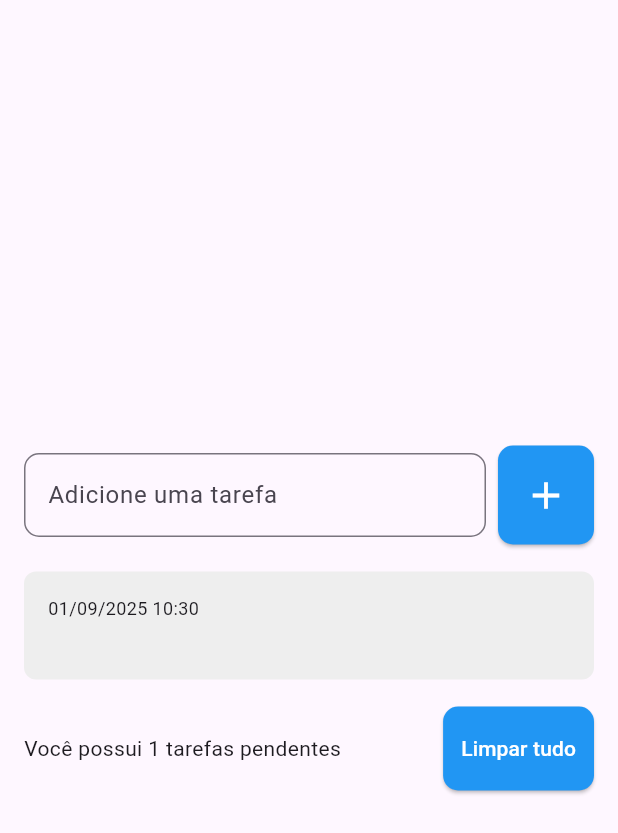
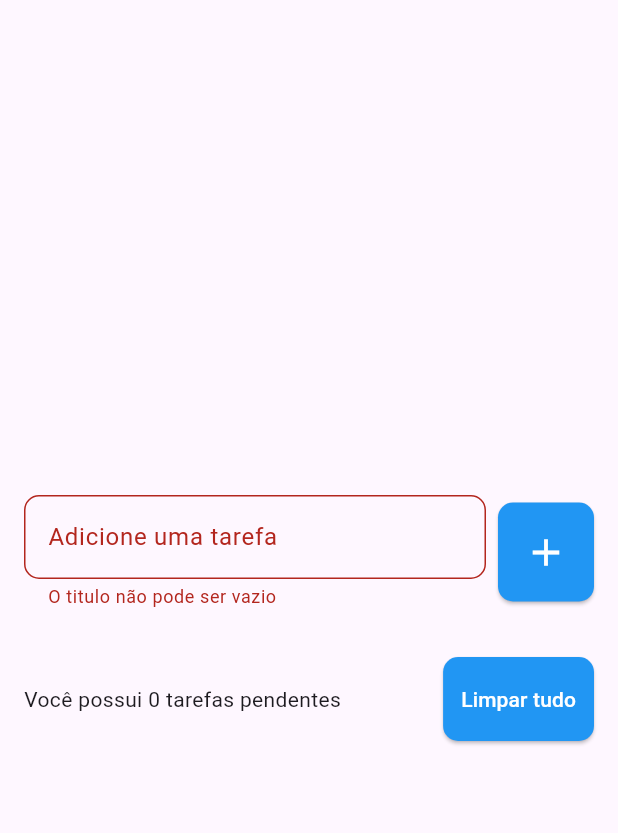
Before and after one commit to RamonGarcia13/TodoList, a Flutter app: the screen it shows after launch, after a tap on the "add" icon, on a phone screen of 412 x 824 dp. Shown: the top 833 px of the screen. Run offline on Flutter 3.47's test engine with Material 3 defaults, Android fonts, the phone set to English and light mode, and no system bars; drawn by our look-alikes of flutter_slidable; our stand-ins replace shared_preferences.

```diff
--- a/lib/models/todo.dart
+++ b/lib/models/todo.dart
@@ -1,6 +1,30 @@
 class Todo {
   Todo({required this.title, required this.dateTime});
 
+  Todo.fromJson(Map<String, dynamic> json)
+      : title = json["title"],
+      dateTime= DateTime.parse(json["dateTime"]);
+
+
+  // @override
+  // String toString(){
+  //   return "Todo{title: $title, dateTime: $dateTime}";
+  // }
+  // @override
+  // bool operator ==(Object other){
+  //   if(identical(this, other)){
+  //     return true;
+  //   }
+  //   return other is Todo && other.title == title && other.dateTime == dateTime;
+  // }
   String title;
   DateTime dateTime;
+
+  Map<String, dynamic>toJson(){
+    return{
+      "title": title,
+      "dateTime": dateTime.toIso8601String(),
+    };
+  }
+
 }
--- a/lib/pages/todo_list_page.dart
+++ b/lib/pages/todo_list_page.dart
@@ -1,5 +1,6 @@
 import 'package:flutter/material.dart';
 import 'package:todo_list/models/todo.dart';
+import 'package:todo_list/repositories/todo_repository.dart';
 import 'package:todo_list/widgets/todoListItem.dart';
 
 class TodoListPage extends StatefulWidget {
@@ -10,11 +11,23 @@ class TodoListPage extends StatefulWidget {
 }
 
 class _TodoListPageState extends State<TodoListPage> {
+  final TextEditingController todoController = TextEditingController();
+  final TodoRepository todoRepository = TodoRepository();
+
   List<Todo> todos = [];
   Todo? deletedTodo;
   int? deletedTodoPos;
+  String? errorText;
 
-  final TextEditingController todoController = TextEditingController();
+  @override
+  void initState() {
+    super.initState();
+    todoRepository.getTodoList().then((value) {
+      setState(() {
+        todos = value;
+      });
+    });
+  }
 
   @override
   Widget build(BuildContext context) {
@@ -34,9 +47,20 @@ class _TodoListPageState extends State<TodoListPage> {
                         decoration: InputDecoration(
                           border: OutlineInputBorder(
                             borderRadius: BorderRadius.circular(10),
+                            borderSide: BorderSide(
+                              // color: Colors.red,
+                              // width: 4,
+                             )
                           ),
                           labelText: 'Adicione uma tarefa',
                           hintText: "Ex.: Estudar",
+                          errorText: errorText,
+                          focusedBorder: OutlineInputBorder(
+                            borderSide: BorderSide(
+                              color: Colors.blue,
+                              width: 2,
+                            )
+                          )
                         ),
                       ),
                     ),
@@ -44,14 +68,22 @@ class _TodoListPageState extends State<TodoListPage> {
                     ElevatedButton(
                       onPressed: () {
                         String textCont = todoController.text;
+                        if (textCont.isEmpty) {
+                          setState(() {
+                            errorText = "O titulo não pode ser vazio";
+                          });
+                          return;
+                        }
                         setState(() {
                           Todo newTodo = Todo(
                             title: textCont,
                             dateTime: DateTime.now(),
                           );
                           todos.add(newTodo);
+                          errorText = null;
                         });
                         todoController.clear();
+                        todoRepository.saveTodoList(todos);
                       },
                       style: ElevatedButton.styleFrom(
                         padding: EdgeInsets.symmetric(
@@ -121,6 +153,7 @@ class _TodoListPageState extends State<TodoListPage> {
 
     setState(() {
       todos = todos.where((item) => item != todo).toList();
+      todoRepository.saveTodoList(todos);
     });
 
     ScaffoldMessenger.of(context).clearSnackBars();
@@ -134,6 +167,7 @@ class _TodoListPageState extends State<TodoListPage> {
           onPressed: () {
             setState(() {
               todos.insert(deletedTodoPos!, deletedTodo!);
+              todoRepository.saveTodoList(todos);
             });
           },
         ),
@@ -166,6 +200,7 @@ class _TodoListPageState extends State<TodoListPage> {
               onPressed: () {
                 setState(() {
                   todos.clear();
+                  todoRepository.saveTodoList(todos);
                 });
                 Navigator.of(context).pop();
               },
--- /dev/null
+++ b/lib/repositories/todo_repository.dart
@@ -0,0 +1,22 @@
+import 'dart:convert';
+import 'package:shared_preferences/shared_preferences.dart';
+import 'package:todo_list/models/todo.dart';
+
+const todoListKey = "todo_list";
+class TodoRepository{
+  late SharedPreferences sharedPreferences;
+
+  Future<List<Todo>> getTodoList() async {
+    sharedPreferences = await SharedPreferences.getInstance();
+    final String jsonString = sharedPreferences.getString(todoListKey) ?? '[]';
+    final List decodedJson = json.decode(jsonString) as List;
+    return decodedJson.map((json) => Todo.fromJson(json)).toList();
+  }
+
+  void saveTodoList(List<Todo> todo){
+    final String jsonString = json.encode(todo);
+    sharedPreferences.setString(todoListKey, jsonString);
+  }
+
+
+}
--- a/pubspec.yaml
+++ b/pubspec.yaml
@@ -36,6 +36,7 @@ dependencies:
   cupertino_icons: ^1.0.8
   intl:
   flutter_slidable: ^4.0.1
+  shared_preferences: ^2.5.3
 
 dev_dependencies:
   flutter_test:
```
Also changed, not shown: pubspec.lock, 1 other file.
